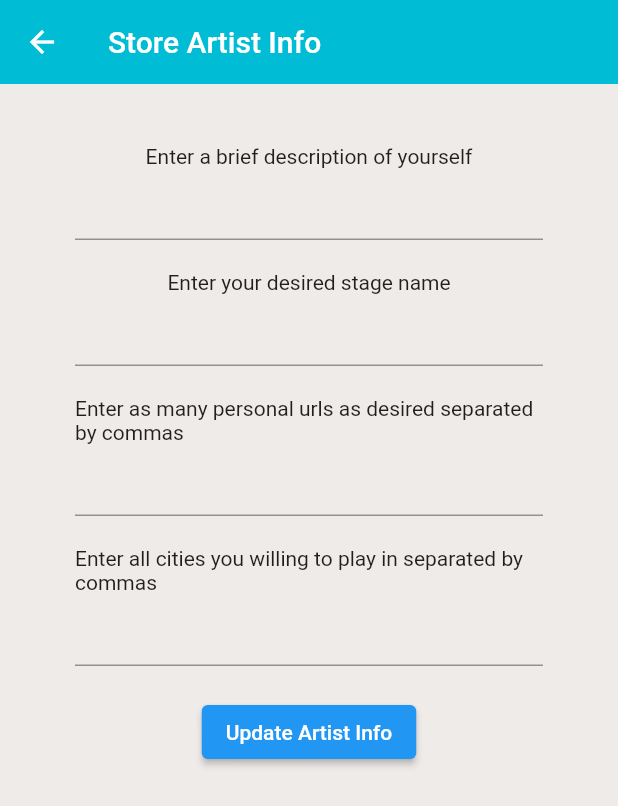
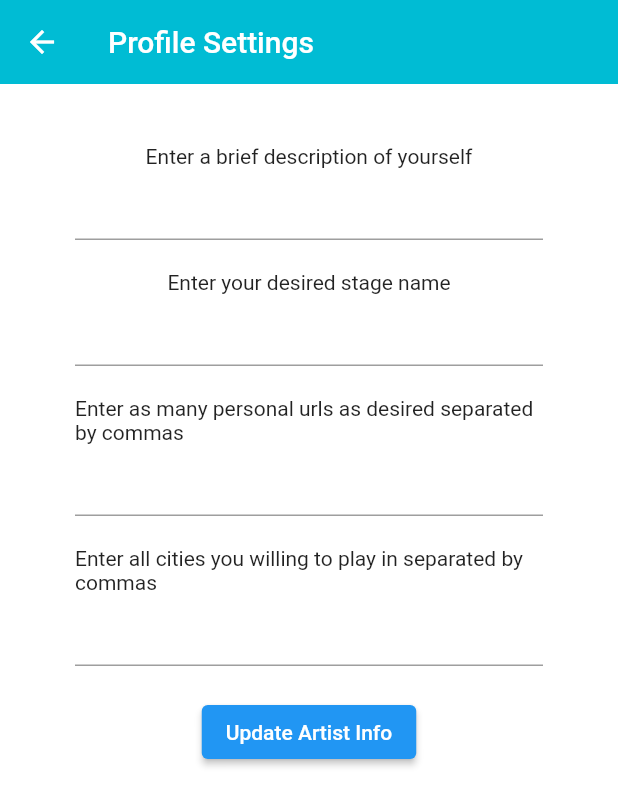
Before and after one commit to eroberts22/bookd, a Flutter app: the artistSettings screen opened by its route, on a phone screen of 412 x 824 dp. Shown: the top 806 px of the screen. Run offline on Flutter 3.47's test engine with Material 2 defaults, Android fonts, the phone set to English and light mode, and no system bars; our stand-ins replace firebase_auth, firebase_core, firebase_database, firebase_storage, table_calendar; accounts and stored records are empty.

Commit message:
universal ui design, added 'const' to constructors

```diff
--- a/application/lib/main.dart
+++ b/application/lib/main.dart
@@ -32,12 +32,12 @@ class MyApp extends StatelessWidget {
       child: MaterialApp(
         initialRoute: Provider.of<BookdUser?>(context) == null ? '/authenticate' : '/home',
         routes: {
-          '/authenticate': ((context) => Authenticate()),
-          '/home':(context) => Explore(),
-          '/profile':(context) => Profile(),
-          '/account':(context) => Account(),
-          '/artist-settings':(context) => artistSettings(),
-          '/venue-settings':(context) => venueSettings(),
+          '/authenticate': ((context) => const Authenticate()),
+          '/home':(context) => const Explore(),
+          '/profile':(context) => const Profile(),
+          '/account':(context) => const Account(),
+          '/artist-settings':(context) => const artistSettings(),
+          '/venue-settings':(context) => const venueSettings(),
           '/calendar':(context) => BookdCalendar()
         }
         //home: Wrapper(),
--- a/application/lib/screens/homepage/calendar.dart
+++ b/application/lib/screens/homepage/calendar.dart
@@ -45,11 +45,11 @@ class BookdCalendarState extends State<BookdCalendar> {
   @override
   Widget build(BuildContext context) {
     return Scaffold(
-      backgroundColor: Colors.brown[50],
+      backgroundColor: Colors.white,
       appBar: AppBar(
             backgroundColor: Colors.cyan,
             elevation: 0.0,
-            title: Text('Calendar'),
+            title: const Text('Calendar'),
             leading: IconButton(
               icon: const Icon(Icons.arrow_back, color: Colors.white),
               onPressed: () {
@@ -61,7 +61,7 @@ class BookdCalendarState extends State<BookdCalendar> {
             calendarBuilders: CalendarBuilders(
               singleMarkerBuilder: (context, day, events) { //changes the look of the event markers. Needs to be made to look good.
                 return Container(
-                  decoration: BoxDecoration(
+                  decoration: const BoxDecoration(
                     shape: BoxShape.rectangle,
                     color: Colors.blue),
                   width: 10.0,
--- a/application/lib/screens/homepage/explore.dart
+++ b/application/lib/screens/homepage/explore.dart
@@ -18,12 +18,12 @@ class _ExploreState extends State<Explore> {
   @override
   Widget build(BuildContext context) {
     return Scaffold(
-      backgroundColor: Colors.brown[50],
+      backgroundColor: Colors.white,
       resizeToAvoidBottomInset: false,
       drawer: AppDrawer(),
-      appBar: BookdAppBar(),
+      appBar: const BookdAppBar(),
       body: Center(child:
-      Column(children: [
+      Column(children: const [
        // Text('Explore Venues', style: TextStyle(fontSize: 20),),
         SearchBar()
       ],
--- a/application/lib/screens/homepage/home.dart
+++ b/application/lib/screens/homepage/home.dart
@@ -14,6 +14,6 @@ class _HomeState extends State<Home> {
 
   @override
   Widget build(BuildContext context) {
-      return Explore();
+      return const Explore();
   }
 }
--- a/application/lib/screens/store_info/artist_store_info.dart
+++ b/application/lib/screens/store_info/artist_store_info.dart
@@ -31,11 +31,11 @@ class _artistSettingsState extends State<artistSettings> {
   Widget build(BuildContext context) {
     FirebaseDatabase database = FirebaseDatabase.instance;
     return Scaffold(
-        backgroundColor: Colors.brown[50],
+        backgroundColor: Colors.white,
         appBar: AppBar(
             backgroundColor: Colors.cyan,
             elevation: 0.0,
-            title: Text('Store Artist Info'),
+            title: const Text('Profile Settings'),
             leading: IconButton(
               icon: const Icon(Icons.arrow_back, color: Colors.white),
               onPressed: () {
@@ -44,12 +44,12 @@ class _artistSettingsState extends State<artistSettings> {
             )),
         body: Container(
             child: SingleChildScrollView(
-                padding: EdgeInsets.symmetric(vertical: 20.0, horizontal: 50.0),
+                padding: const EdgeInsets.symmetric(vertical: 20.0, horizontal: 50.0),
                 child: Form(
                     key: _formKey, //key to track state of form to validate
                     child: Column(children: <Widget>[
-                      SizedBox(height: 20.0),
-                      Text("Enter a brief description of yourself"),
+                      const SizedBox(height: 20.0),
+                      const Text("Enter a brief description of yourself"),
                       TextFormField(
                         validator: (val) =>
                             val!.isEmpty ? 'Enter a description' : null,
@@ -61,8 +61,8 @@ class _artistSettingsState extends State<artistSettings> {
                           print(description);
                         },
                       ),
-                      SizedBox(height: 20.0),
-                      Text("Enter your desired stage name"),
+                      const SizedBox(height: 20.0),
+                      const Text("Enter your desired stage name"),
                       TextFormField(
                           validator: (val) => val!.isEmpty
                               ? 'Enter your stage name'
@@ -72,8 +72,8 @@ class _artistSettingsState extends State<artistSettings> {
                             setState(() => stageName = val);
                             print(stageName);
                           }),
-                      SizedBox(height: 20.0),
-                      Text(
+                      const SizedBox(height: 20.0),
+                      const Text(
                           "Enter as many personal urls as desired separated by commas"),
                       TextFormField(
                           validator: (val) => val!.isEmpty
@@ -84,8 +84,8 @@ class _artistSettingsState extends State<artistSettings> {
                             setState(() => websiteLinks = val);
                             print(websiteLinks);
                           }),
-                      SizedBox(height: 20.0),
-                      Text(
+                      const SizedBox(height: 20.0),
+                      const Text(
                           "Enter all cities you willing to play in separated by commas"),
                       TextFormField(
                           validator: (val) => val!.isEmpty
@@ -96,13 +96,13 @@ class _artistSettingsState extends State<artistSettings> {
                             setState(() => potentialCities = val);
                             print(potentialCities);
                           }),
-                      SizedBox(height: 20.0),
+                      const SizedBox(height: 20.0),
                       ElevatedButton(
                         style: ButtonStyle(
                           foregroundColor:
                               MaterialStateProperty.all<Color>(Colors.blue),
                         ),
-                        child: Text('Update Artist Info',
+                        child: const Text('Update Artist Info',
                             style: TextStyle(color: Colors.white)),
                         onPressed: () async {
                           // Connect to the database, and access the current user's uid to be used as primary key
@@ -191,10 +191,10 @@ class _artistSettingsState extends State<artistSettings> {
                           // Parse out info separated by commas in List fields
                         },
                       ),
-                      SizedBox(height: 12.0), //text box for error
+                      const SizedBox(height: 12.0), //text box for error
                       Text(
                         error, // output the error from signin
-                        style: TextStyle(color: Colors.red, fontSize: 14.0),
+                        style: const TextStyle(color: Colors.red, fontSize: 14.0),
                       )
                     ])))));
   }
--- a/application/lib/screens/widgets/searchbar.dart
+++ b/application/lib/screens/widgets/searchbar.dart
@@ -9,12 +9,12 @@ class SearchBar extends StatelessWidget {
   @override
   Widget build(BuildContext context) {
     return Container(
-      padding: EdgeInsets.symmetric(vertical: 20.0, horizontal: 40.0),
+      padding: const EdgeInsets.symmetric(vertical: 20.0, horizontal: 40.0),
       child: Row(children: [
         // Text field
         Flexible(
           child: TextFormField(
-            decoration: InputDecoration(
+            decoration: const InputDecoration(
               prefixIcon: Icon(Icons.search),
               hintText: 'Search for Venues',
             ),
```
Also changed, not shown: application/lib/screens/authenticate/register.dart (+11 -9 lines), application/lib/screens/authenticate/sign_in.dart (+9 -7 lines), application/lib/screens/homepage/account.dart (+44 -11 lines), application/lib/screens/homepage/profile.dart (+7 -6 lines), application/lib/screens/store_info/venue_store_info.dart (+21 -21 lines), application/lib/screens/widgets/appbar.dart (+10 -9 lines), application/lib/screens/widgets/appdrawer.dart (+4 -3 lines), application/lib/unused-code/bottomnavbar.dart (added, +59 -0 lines).
